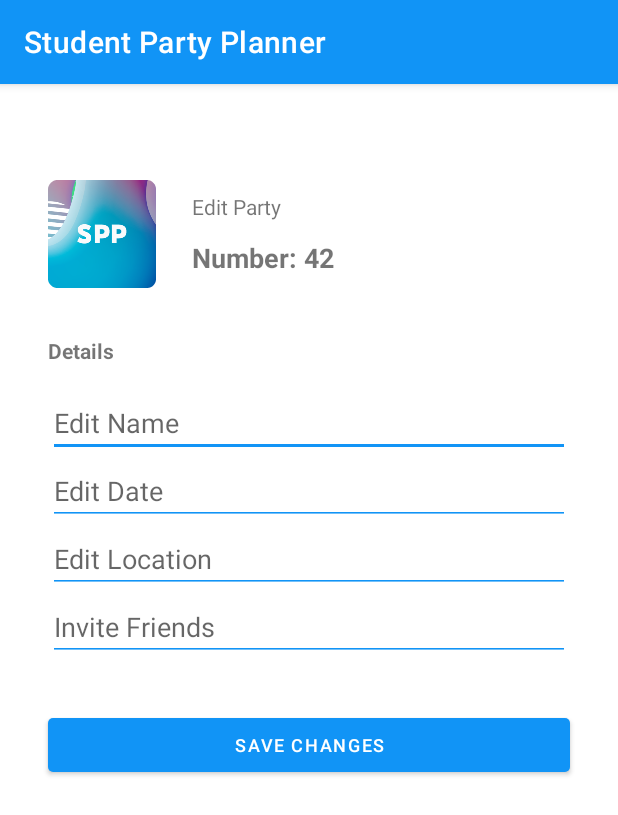
After one commit to HSR-Cheat-Sheets/mge-miniprojekt, an Android app: the EditParty screen opened directly, with no data from a screen before it, on a phone screen of 412 x 824 dp. The commit adds this screen. Shown: the top 815 px of the screen. Run offline under Robolectric (Android 15) with nearby library versions, the phone set to English and light mode, and no system bars.

Commit message:
Init Party Edit Activity

```diff
--- a/app/app/src/main/AndroidManifest.xml
+++ b/app/app/src/main/AndroidManifest.xml
@@ -10,11 +10,14 @@
         android:supportsRtl="true"
         android:theme="@style/Theme.SPP">
         <activity
+            android:name=".EditParty"
+            android:exported="true" />
+        <activity
             android:name=".EditProfileActivity"
             android:exported="true">
             <meta-data
-            android:name="android.support.PARENT_ACTIVITY"
-            android:value=".WelcomeActivity" />
+                android:name="android.support.PARENT_ACTIVITY"
+                android:value=".WelcomeActivity" />
         </activity>
         <activity
             android:name=".SplashscreenActivity"
@@ -49,7 +52,7 @@
         </activity>
         <activity
             android:name=".WelcomeActivity"
-            android:exported="true"></activity>
+            android:exported="true" />
         <activity
             android:name=".MainActivity"
             android:exported="true" />
--- /dev/null
+++ b/app/app/src/main/java/ch/zice/spp/EditParty.kt
@@ -0,0 +1,11 @@
+package ch.zice.spp
+
+import androidx.appcompat.app.AppCompatActivity
+import android.os.Bundle
+
+class EditParty : AppCompatActivity() {
+    override fun onCreate(savedInstanceState: Bundle?) {
+        super.onCreate(savedInstanceState)
+        setContentView(R.layout.activity_edit_party)
+    }
+}
--- /dev/null
+++ b/app/app/src/main/res/layout/activity_edit_party.xml
@@ -0,0 +1,121 @@
+<?xml version="1.0" encoding="utf-8"?>
+<androidx.constraintlayout.widget.ConstraintLayout
+    xmlns:android="http://schemas.android.com/apk/res/android"
+    xmlns:app="http://schemas.android.com/apk/res-auto"
+    xmlns:tools="http://schemas.android.com/tools"
+    android:layout_width="match_parent"
+    android:layout_height="match_parent"
+    tools:context=".EditParty">
+
+
+    <ImageView
+        android:id="@+id/imageView"
+        android:layout_width="wrap_content"
+        android:layout_height="wrap_content"
+        android:layout_marginStart="32dp"
+        android:layout_marginTop="64dp"
+        android:contentDescription="@string/logo_content_descrition"
+        app:layout_constraintStart_toStartOf="parent"
+        app:layout_constraintTop_toTopOf="parent"
+        app:srcCompat="@mipmap/ic_launcher_round" />
+
+    <TextView
+        android:id="@+id/editParty"
+        android:layout_width="wrap_content"
+        android:layout_height="wrap_content"
+        android:layout_marginStart="24dp"
+        android:layout_marginTop="8dp"
+        android:text="@string/edit_party_title"
+        app:layout_constraintStart_toEndOf="@+id/imageView"
+        app:layout_constraintTop_toTopOf="@+id/imageView" />
+
+    <TextView
+        android:id="@+id/editPartyNumber"
+        android:layout_width="wrap_content"
+        android:layout_height="wrap_content"
+        android:layout_marginStart="24dp"
+        android:layout_marginBottom="8dp"
+        android:textSize="18dp"
+        android:textStyle="bold"
+        android:text="@string/edit_party_number"
+        app:layout_constraintBottom_toBottomOf="@+id/imageView"
+        app:layout_constraintStart_toEndOf="@+id/imageView" />
+
+    <TextView
+        android:id="@+id/editPartyDetails"
+        android:layout_width="wrap_content"
+        android:layout_height="wrap_content"
+        android:layout_marginStart="32dp"
+        android:layout_marginTop="32dp"
+        android:textStyle="bold"
+        android:text="@string/edit_party_details"
+        app:layout_constraintStart_toStartOf="parent"
+        app:layout_constraintTop_toBottomOf="@+id/imageView" />
+
+
+    <EditText
+        android:id="@+id/editPartyName"
+        style="@style/inputField"
+        android:layout_width="0dp"
+        android:layout_height="wrap_content"
+        android:layout_marginStart="32dp"
+        android:layout_marginTop="16dp"
+        android:layout_marginEnd="32dp"
+        android:ems="10"
+        android:hint="@string/party_name"
+        android:inputType="textPersonName"
+        app:layout_constraintEnd_toEndOf="parent"
+        app:layout_constraintStart_toStartOf="parent"
+        app:layout_constraintTop_toBottomOf="@+id/editPartyDetails" />
+
+    <EditText
+        android:id="@+id/editPartyDate"
+        style="@style/inputField"
+        android:layout_width="0dp"
+        android:layout_height="wrap_content"
+        android:ems="10"
+        android:hint="@string/party_date"
+        android:inputType="textPersonName"
+        app:layout_constraintEnd_toEndOf="@+id/editPartyName"
+        app:layout_constraintStart_toStartOf="@+id/editPartyName"
+        app:layout_constraintTop_toBottomOf="@+id/editPartyName" />
+
+    <EditText
+        android:id="@+id/editPartyLocation"
+        style="@style/inputField"
+        android:layout_width="0dp"
+        android:layout_height="wrap_content"
+        android:ems="10"
+        android:hint="@string/party_location"
+        android:inputType="textPersonName"
+        app:layout_constraintEnd_toEndOf="@+id/editPartyDate"
+        app:layout_constraintStart_toStartOf="@+id/editPartyDate"
+        app:layout_constraintTop_toBottomOf="@+id/editPartyDate" />
+
+    <EditText
+        android:id="@+id/editPartyFriends"
+        style="@style/inputField"
+        android:layout_width="0dp"
+        android:layout_height="wrap_content"
+        android:ems="10"
+        android:hint="@string/party_friends"
+        android:inputType="textPersonName"
+        app:layout_constraintEnd_toEndOf="@+id/editPartyLocation"
+        app:layout_constraintStart_toStartOf="@+id/editPartyLocation"
+        app:layout_constraintTop_toBottomOf="@+id/editPartyLocation" />
+
+    <Button
+        android:id="@+id/button_edit_profile_save"
+        style="@style/buttonPrimary"
+        android:layout_width="0dp"
+        android:layout_height="wrap_content"
+        android:layout_marginTop="32dp"
+        android:text="Save changes"
+        app:layout_constraintEnd_toEndOf="@+id/editPartyFriends"
+        app:layout_constraintStart_toStartOf="@+id/editPartyFriends"
+        app:layout_constraintTop_toBottomOf="@+id/editPartyFriends" />
+
+
+
+
+</androidx.constraintlayout.widget.ConstraintLayout>
--- a/app/app/src/main/res/values/strings.xml
+++ b/app/app/src/main/res/values/strings.xml
@@ -57,4 +57,15 @@
     <string name="profile_invites">Friend invites</string>
     <string name="profile_default_number">42</string>
 
+    <!--    Party -->
+    <string name="party_name">Edit Name</string>
+    <string name="party_date">Edit Date</string>
+    <string name="party_location">Edit Location</string>
+    <string name="party_friends">Invite Friends</string>
+
+    <!--    Edit Party -->
+    <string name="edit_party_title">Edit Party</string>
+    <string name="edit_party_number">Number: 42</string>
+    <string name="edit_party_details">Details</string>
+
 </resources>
```
Also changed, not shown: 1 other file.
